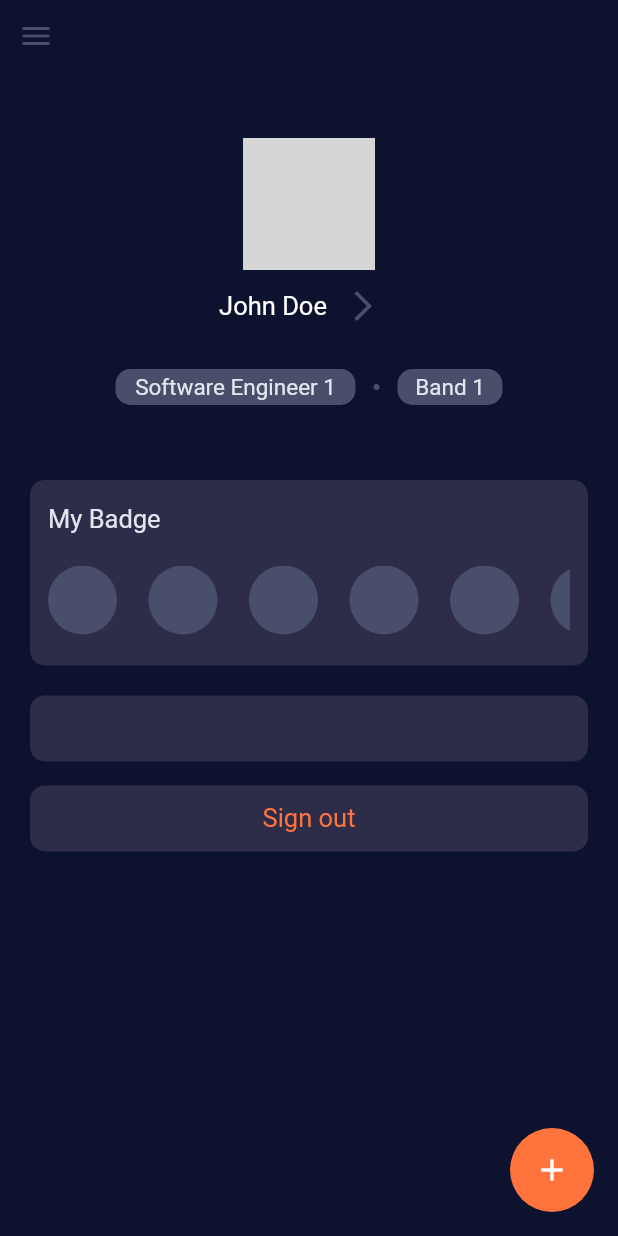
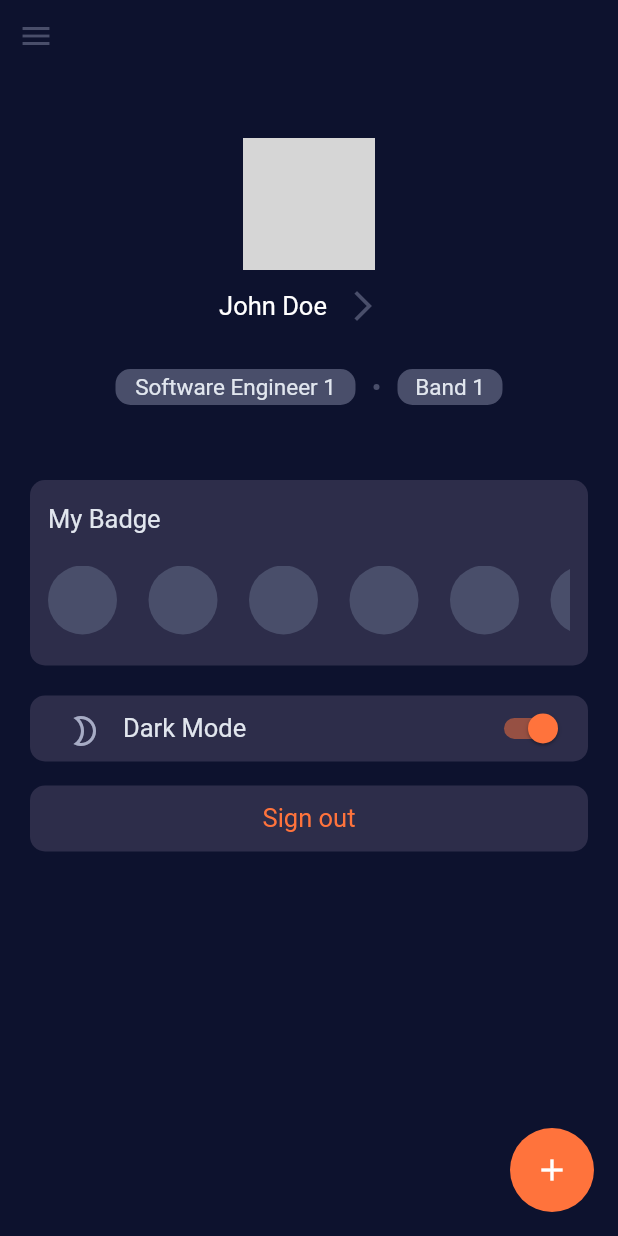
Before and after one commit to CoderPush/Stepper, a Flutter app: the ProfileUserScreen screen opened by its route, on a phone screen of 412 x 824 dp. Run offline on Flutter 3.47's test engine with Material 2 defaults, Android fonts, the phone set to English and light mode, and no system bars; our stand-ins replace bloc, equatable, flutter_bloc, get_it, hive, hive_flutter and 1 more; accounts and stored records are empty; network calls fail; grey boxes are pictures that could not be loaded.

Commit message:
implement mode view

```diff
--- a/lib/common/numbers.dart
+++ b/lib/common/numbers.dart
@@ -2,6 +2,7 @@ const double four = 4.0;
 const double eight = 8.0;
 const double ten = 10.0;
 const double twelve = 12.0;
+const double fourteen = 14.0;
 const double fifteen = 15.0;
 const double sixteen = 16.0;
 const double seventeen = 17.0;
--- a/lib/presentation/profile_user/views/mode_view.dart
+++ b/lib/presentation/profile_user/views/mode_view.dart
@@ -18,6 +18,27 @@ class ModeView extends StatelessWidget {
         color: blueGrey,
         borderRadius: BorderRadius.circular(largeBorderRadius),
       ),
+      child: Row(
+        mainAxisAlignment: MainAxisAlignment.spaceBetween,
+        children: [
+          Row(
+            children: const [
+              Icon(Icons.brightness_2_outlined, color: moreIconColor),
+              SizedBox(width: fourteen),
+              Text(
+                'Dark Mode',
+                style: TextStyle(color: textColor, fontSize: seventeen),
+              )
+            ],
+          ),
+          Switch(
+            onChanged: (isSwitch) {},
+            value: true,
+            activeColor: orange,
+            inactiveTrackColor: textColor,
+          ),
+        ],
+      ),
     );
   }
 }
```
